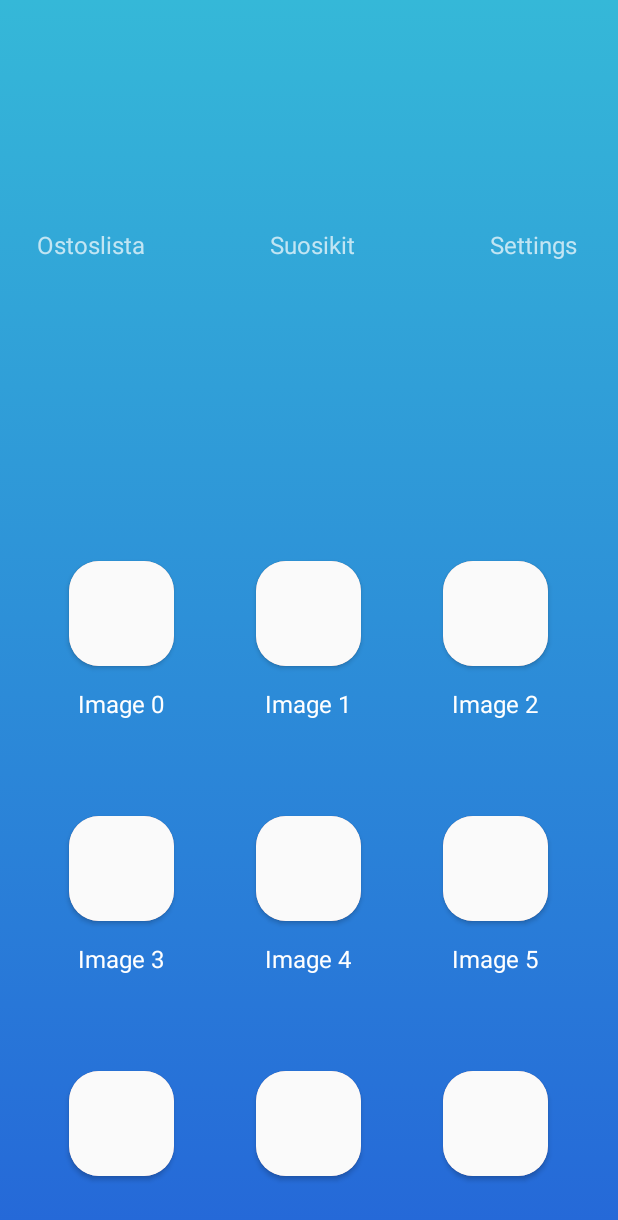
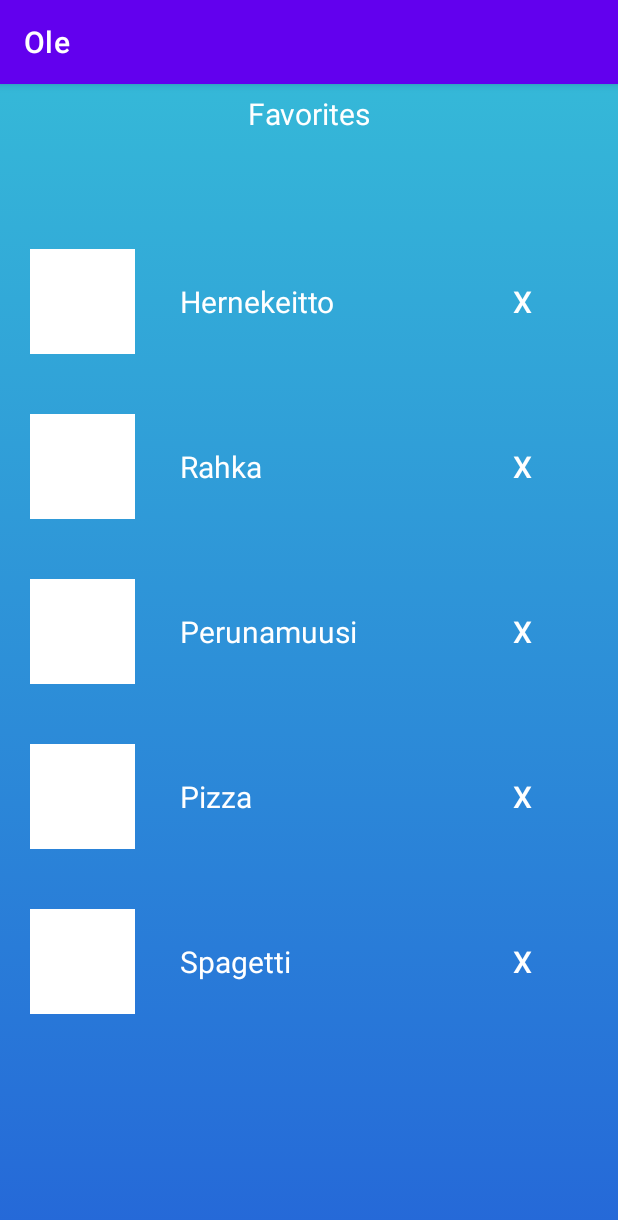
Before and after one commit to ninopenttinen/-le-Hyv-, an Android app: the screen it shows after launch (MainActivity before the commit, FavoritesActivity after it), after a tap on "Suosikit", on a phone screen of 412 x 824 dp. Shown: the top 1220 px of the screen. Run offline under Robolectric (Android 15) with nearby library versions, the phone set to English and light mode, and no system bars; 2 other taps on this screen came first.

Commit message:
mock up favorites, cart

```diff
--- /dev/null
+++ b/app/src/main/java/com/example/ole/FavoritesActivity.java
@@ -0,0 +1,14 @@
+package com.example.ole;
+
+import androidx.appcompat.app.AppCompatActivity;
+
+import android.os.Bundle;
+
+public class FavoritesActivity extends AppCompatActivity {
+
+    @Override
+    protected void onCreate(Bundle savedInstanceState) {
+        super.onCreate(savedInstanceState);
+        setContentView(R.layout.activity_favorites);
+    }
+}
--- a/app/src/main/java/com/example/ole/MainActivity.java
+++ b/app/src/main/java/com/example/ole/MainActivity.java
@@ -64,4 +64,15 @@ public class MainActivity extends AppCompatActivity {
         Intent intent = new Intent(this, SettingsActivity.class);
         startActivity(intent);
     }
+
+    public void cartOnClick(View view){
+        Intent intent = new Intent(this, CartActivity.class);
+        startActivity(intent);
+    }
+
+    public void favoritesOnClick(View view){
+        Intent intent = new Intent(this, FavoritesActivity.class);
+        startActivity(intent);
+    }
+
 }
--- /dev/null
+++ b/app/src/main/res/layout/activity_favorites.xml
@@ -0,0 +1,212 @@
+<?xml version="1.0" encoding="utf-8"?>
+<androidx.appcompat.widget.LinearLayoutCompat xmlns:android="http://schemas.android.com/apk/res/android"
+    xmlns:app="http://schemas.android.com/apk/res-auto"
+    xmlns:tools="http://schemas.android.com/tools"
+    android:layout_width="match_parent"
+    android:layout_height="match_parent"
+    android:background="@drawable/gradient_bg"
+    android:orientation="vertical"
+    tools:context=".SettingsActivity">
+
+    <TextView
+        android:layout_width="match_parent"
+        android:layout_height="40dp"
+        android:gravity="center"
+        android:text="Favorites"
+        android:textColor="#FFFF"
+        android:textSize="20sp" />
+
+    <ScrollView
+        android:layout_width="match_parent"
+        android:layout_height="match_parent">
+
+        <LinearLayout
+            android:layout_width="match_parent"
+            android:layout_height="500dp"
+            android:layout_marginTop="50dp"
+            android:orientation="vertical">
+
+            <LinearLayout
+                android:layout_width="match_parent"
+                android:layout_height="70dp"
+                android:layout_margin="20dp"
+                android:orientation="horizontal">
+
+                <ImageView
+                    android:layout_width="70dp"
+                    android:layout_height="match_parent"
+                    android:background="#FFFFFF" />
+
+                <TextView
+                    android:layout_width="wrap_content"
+                    android:layout_height="match_parent"
+                    android:layout_marginLeft="30dp"
+                    android:gravity="center"
+                    android:text="Hernekeitto"
+                    android:textColor="#FFFF"
+                    android:textSize="20sp" />
+
+                <Space
+                    android:layout_width="0dp"
+                    android:layout_height="wrap_content"
+                    android:layout_weight="1" />
+
+                <Button
+                    android:layout_width="wrap_content"
+                    android:layout_height="match_parent"
+                    android:background="@android:color/transparent"
+                    android:onClick="dialogOnClick"
+                    android:text="X"
+                    android:textColor="#FFFF"
+                    android:textSize="20sp" />
+            </LinearLayout>
+
+            <LinearLayout
+                android:layout_width="match_parent"
+                android:layout_height="70dp"
+                android:layout_margin="20dp"
+                android:orientation="horizontal">
+
+                <ImageView
+                    android:layout_width="70dp"
+                    android:layout_height="match_parent"
+                    android:background="#FFFFFF" />
+
+                <TextView
+                    android:layout_width="wrap_content"
+                    android:layout_height="match_parent"
+                    android:layout_marginLeft="30dp"
+                    android:gravity="center"
+                    android:text="Rahka"
+                    android:textColor="#FFFF"
+                    android:textSize="20sp" />
+
+
+                <Space
+                    android:layout_width="0dp"
+                    android:layout_height="wrap_content"
+                    android:layout_weight="1" />
+
+                <Button
+                    android:layout_width="wrap_content"
+                    android:layout_height="match_parent"
+                    android:background="@android:color/transparent"
+                    android:onClick="dialogOnClick"
+                    android:text="X"
+                    android:textColor="#FFFF"
+                    android:textSize="20sp" />
+            </LinearLayout>
+
+            <LinearLayout
+                android:layout_width="match_parent"
+                android:layout_height="70dp"
+                android:layout_margin="20dp"
+                android:orientation="horizontal">
+
+                <ImageView
+                    android:layout_width="70dp"
+                    android:layout_height="match_parent"
+                    android:background="#FFFFFF" />
+
+                <TextView
+                    android:layout_width="wrap_content"
+                    android:layout_height="match_parent"
+                    android:layout_marginLeft="30dp"
+                    android:gravity="center"
+                    android:text="Perunamuusi"
+                    android:textColor="#FFFF"
+                    android:textSize="20sp" />
+
+
+                <Space
+                    android:layout_width="0dp"
+                    android:layout_height="wrap_content"
+                    android:layout_weight="1" />
+
+                <Button
+                    android:layout_width="wrap_content"
+                    android:layout_height="match_parent"
+                    android:background="@android:color/transparent"
+                    android:onClick="dialogOnClick"
+                    android:text="X"
+                    android:textColor="#FFFF"
+                    android:textSize="20sp" />
+            </LinearLayout>
+
+            <LinearLayout
+                android:layout_width="match_parent"
+                android:layout_height="70dp"
+                android:layout_margin="20dp"
+                android:orientation="horizontal">
+
+                <ImageView
+                    android:layout_width="70dp"
+                    android:layout_height="match_parent"
+                    android:background="#FFFFFF" />
+
+                <TextView
+                    android:layout_width="wrap_content"
+                    android:layout_height="match_parent"
+                    android:layout_marginLeft="30dp"
+                    android:gravity="center"
+                    android:text="Pizza"
+                    android:textColor="#FFFF"
+                    android:textSize="20sp" />
+
+
+                <Space
+                    android:layout_width="0dp"
+                    android:layout_height="wrap_content"
+                    android:layout_weight="1" />
+
+                <Button
+                    android:layout_width="wrap_content"
+                    android:layout_height="match_parent"
+                    android:background="@android:color/transparent"
+                    android:onClick="dialogOnClick"
+                    android:text="X"
+                    android:textColor="#FFFF"
+                    android:textSize="20sp" />
+            </LinearLayout>
+
+            <LinearLayout
+                android:layout_width="match_parent"
+                android:layout_height="70dp"
+                android:layout_margin="20dp"
+                android:orientation="horizontal">
+
+                <ImageView
+                    android:layout_width="70dp"
+                    android:layout_height="match_parent"
+                    android:background="#FFFFFF" />
+
+                <TextView
+                    android:layout_width="wrap_content"
+                    android:layout_height="match_parent"
+                    android:layout_marginLeft="30dp"
+                    android:gravity="center"
+                    android:text="Spagetti"
+                    android:textColor="#FFFF"
+                    android:textSize="20sp" />
+
+
+                <Space
+                    android:layout_width="0dp"
+                    android:layout_height="wrap_content"
+                    android:layout_weight="1" />
+
+                <Button
+                    android:layout_width="wrap_content"
+                    android:layout_height="match_parent"
+                    android:background="@android:color/transparent"
+                    android:onClick="dialogOnClick"
+                    android:text="X"
+                    android:textColor="#FFFF"
+                    android:textSize="20sp" />
+            </LinearLayout>
+
+        </LinearLayout>
+
+    </ScrollView>
+
+</androidx.appcompat.widget.LinearLayoutCompat>
--- a/app/src/main/res/layout/activity_main.xml
+++ b/app/src/main/res/layout/activity_main.xml
@@ -52,6 +52,7 @@
         android:layout_height="48dp"
         android:layout_marginStart="7dp"
         android:layout_marginTop="24dp"
+        android:onClick="cartOnClick"
         android:text="Ostoslista"
         android:textAlignment="center"
         android:textSize="16sp"
--- a/build.gradle
+++ b/build.gradle
@@ -5,7 +5,7 @@ buildscript {
         mavenCentral()
     }
     dependencies {
-        classpath "com.android.tools.build:gradle:7.0.1"
+        classpath 'com.android.tools.build:gradle:7.0.2'
 
         // NOTE: Do not place your application dependencies here; they belong
         // in the individual module build.gradle files
```
Also changed, not shown: app/src/main/AndroidManifest.xml (+7 -0 lines), app/src/main/java/com/example/ole/CartActivity.java (added, +14 -0 lines), app/src/main/res/layout/activity_cart.xml (added, +172 -0 lines).
